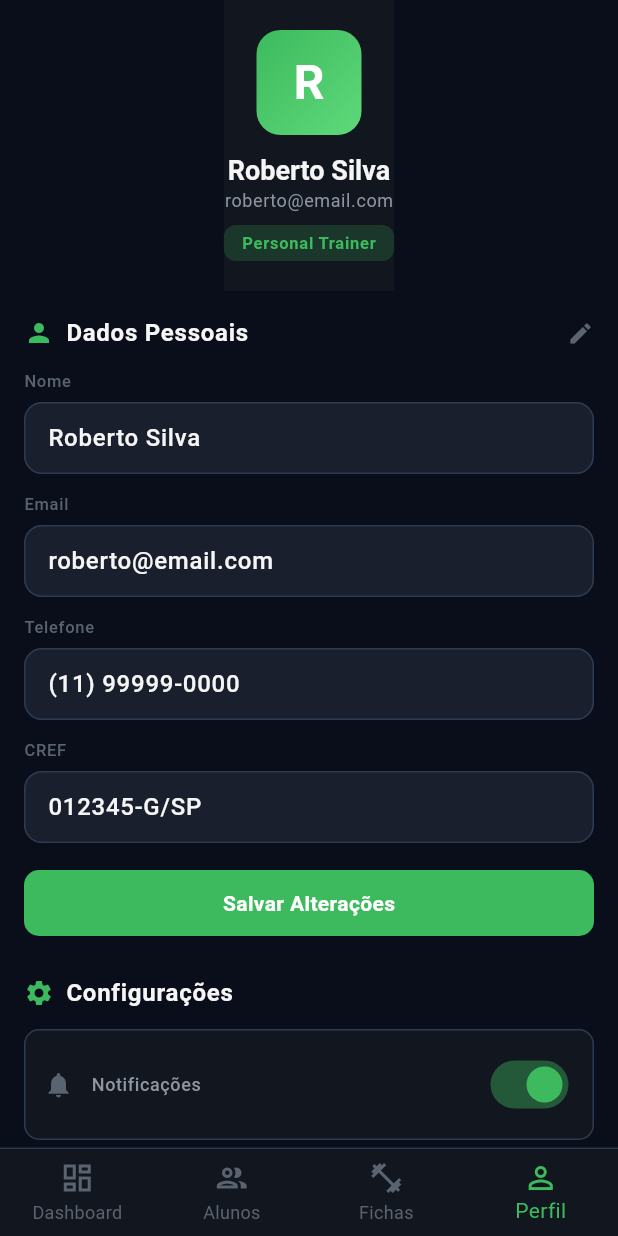
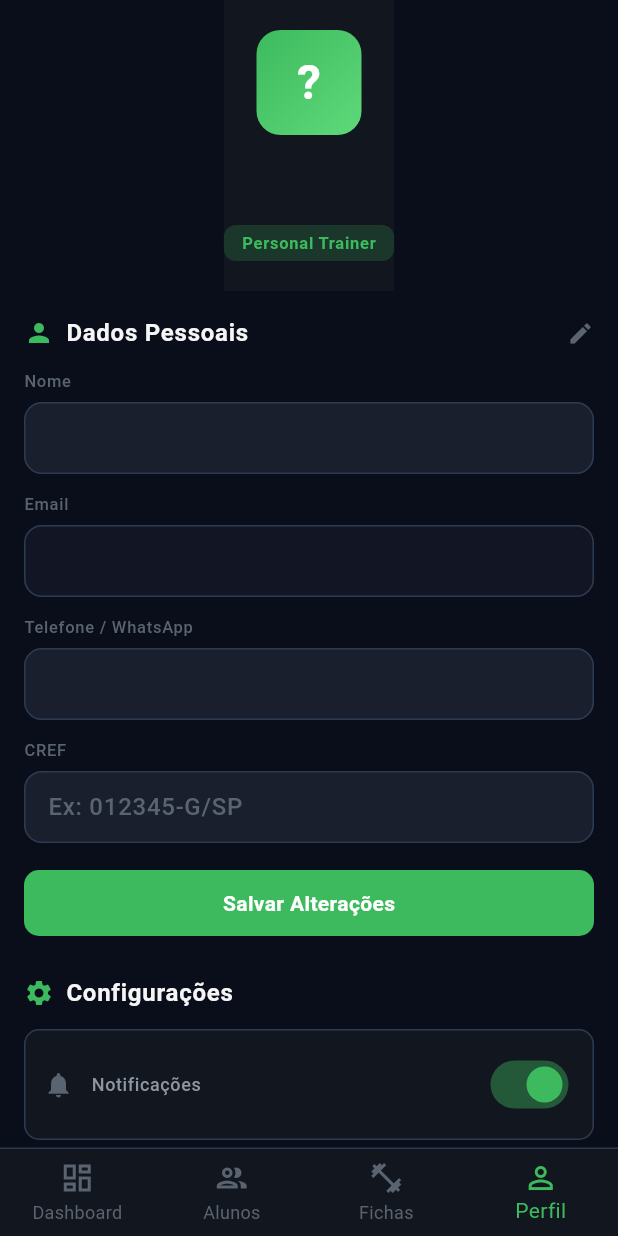
Before and after one commit to Davidsolli/desafio-final, a Flutter app: the TrainerProfile screen opened by its route, on a phone screen of 412 x 824 dp. Run offline on Flutter 3.47's test engine with Material 3 defaults, Android fonts, the phone set to English and light mode, and no system bars; our stand-ins replace animate_do, go_router, shared_preferences; accounts and stored records are empty.

Commit message:
fix(perfil): substituir dados mock por dados reais do AuthProvider no TrainerProfile
- Nome, email e inicial do avatar agora vêm do usuário autenticado

- Telefone/WhatsApp preenchido com user.phoneWhatsapp da API

- Logout agora chama authProvider.logout() antes de redirecionar

- Removida dependência de mock_data.dart (trainerFullName, trainerEmail, etc.)

```diff
--- a/frontend/lib/screens/trainer/trainer_profile.dart
+++ b/frontend/lib/screens/trainer/trainer_profile.dart
@@ -1,8 +1,9 @@
 import 'package:flutter/material.dart';
 import 'package:go_router/go_router.dart';
+import 'package:provider/provider.dart';
 import '../../theme/app_colors.dart';
 import '../../routes/app_routes.dart';
-import '../../models/mock_data.dart';
+import '../../providers/auth_provider.dart';
 
 class TrainerProfile extends StatefulWidget {
   const TrainerProfile({super.key});
@@ -12,12 +13,26 @@ class TrainerProfile extends StatefulWidget {
 }
 
 class _TrainerProfileState extends State<TrainerProfile> {
-  final _nameController = TextEditingController(text: trainerFullName);
-  final _emailController = TextEditingController(text: trainerEmail);
-  final _phoneController = TextEditingController(text: trainerPhone);
-  final _crefController = TextEditingController(text: trainerCREF);
+  late TextEditingController _nameController;
+  late TextEditingController _emailController;
+  late TextEditingController _phoneController;
+  final _crefController = TextEditingController();
   bool _notificationsEnabled = true;
   bool _darkModeEnabled = true;
+  bool _initialized = false;
+
+  @override
+  void didChangeDependencies() {
+    super.didChangeDependencies();
+    // Inicializa os controllers uma única vez com os dados reais do AuthProvider
+    if (!_initialized) {
+      final user = context.read<AuthProvider>().user;
+      _nameController = TextEditingController(text: user?.name ?? '');
+      _emailController = TextEditingController(text: user?.email ?? '');
+      _phoneController = TextEditingController(text: user?.phoneWhatsapp ?? '');
+      _initialized = true;
+    }
+  }
 
   @override
   void dispose() {
@@ -30,13 +45,17 @@ class _TrainerProfileState extends State<TrainerProfile> {
 
   @override
   Widget build(BuildContext context) {
+    return Consumer<AuthProvider>(
+      builder: (context, authProvider, _) {
+        final user = authProvider.user;
+
         return Scaffold(
           backgroundColor: AppColors.background,
           body: SafeArea(
             child: SingleChildScrollView(
               child: Column(
                 children: [
-              _buildHeader(),
+                  _buildHeader(user),
                   Padding(
                     padding: const EdgeInsets.symmetric(horizontal: 16, vertical: 16),
                     child: Column(
@@ -54,7 +73,11 @@ class _TrainerProfileState extends State<TrainerProfile> {
                               padding: const EdgeInsets.symmetric(vertical: 12),
                               shape: RoundedRectangleBorder(borderRadius: BorderRadius.circular(10)),
                             ),
-                        onPressed: () => context.go(AppRoutes.login),
+                            onPressed: () async {
+                              final router = GoRouter.of(context);
+                              await authProvider.logout();
+                              router.go(AppRoutes.login);
+                            },
                             child: Text('↩️ Sair da Conta',
                                 style: Theme.of(context).textTheme.bodyMedium?.copyWith(
                                     color: Colors.white, fontWeight: FontWeight.w600)),
@@ -70,9 +93,15 @@ class _TrainerProfileState extends State<TrainerProfile> {
           ),
           bottomNavigationBar: _buildBottomNav(),
         );
+      },
+    );
   }
 
-  Widget _buildHeader() {
+  Widget _buildHeader(AuthUser? user) {
+    final initial = (user?.name.isNotEmpty == true) ? user!.name[0].toUpperCase() : '?';
+    final name = user?.name ?? '';
+    final email = user?.email ?? '';
+
     return Container(
       color: AppColors.surface,
       padding: const EdgeInsets.symmetric(vertical: 20),
@@ -90,12 +119,15 @@ class _TrainerProfileState extends State<TrainerProfile> {
               borderRadius: BorderRadius.circular(16),
             ),
             child: Center(
-              child: Text('R', style: const TextStyle(fontSize: 32, fontWeight: FontWeight.bold, color: Colors.white)),
+              child: Text(initial,
+                  style: const TextStyle(fontSize: 32, fontWeight: FontWeight.bold, color: Colors.white)),
             ),
           ),
           const SizedBox(height: 12),
-          Text(trainerFullName, style: Theme.of(context).textTheme.headlineSmall?.copyWith(fontWeight: FontWeight.bold)),
-          Text(trainerEmail, style: Theme.of(context).textTheme.bodySmall?.copyWith(color: AppColors.textSecondary)),
+          Text(name,
+              style: Theme.of(context).textTheme.headlineSmall?.copyWith(fontWeight: FontWeight.bold)),
+          Text(email,
+              style: Theme.of(context).textTheme.bodySmall?.copyWith(color: AppColors.textSecondary)),
           const SizedBox(height: 8),
           Container(
             padding: const EdgeInsets.symmetric(horizontal: 12, vertical: 4),
@@ -123,20 +155,21 @@ class _TrainerProfileState extends State<TrainerProfile> {
               children: [
                 const Icon(Icons.person, color: AppColors.primary, size: 20),
                 const SizedBox(width: 8),
-                Text('Dados Pessoais', style: Theme.of(context).textTheme.bodyLarge?.copyWith(fontWeight: FontWeight.w600)),
+                Text('Dados Pessoais',
+                    style: Theme.of(context).textTheme.bodyLarge?.copyWith(fontWeight: FontWeight.w600)),
               ],
             ),
-            Icon(Icons.edit, color: AppColors.textMuted, size: 18),
+            const Icon(Icons.edit, color: AppColors.textMuted, size: 18),
           ],
         ),
         const SizedBox(height: 12),
         _buildTextField('Nome', _nameController),
         const SizedBox(height: 12),
-        _buildTextField('Email', _emailController),
+        _buildTextField('Email', _emailController, readOnly: true),
         const SizedBox(height: 12),
-        _buildTextField('Telefone', _phoneController),
+        _buildTextField('Telefone / WhatsApp', _phoneController),
         const SizedBox(height: 12),
-        _buildTextField('CREF', _crefController),
+        _buildTextField('CREF', _crefController, hint: 'Ex: 012345-G/SP'),
         const SizedBox(height: 16),
         SizedBox(
           width: double.infinity,
@@ -160,24 +193,33 @@ class _TrainerProfileState extends State<TrainerProfile> {
     );
   }
 
-  Widget _buildTextField(String label, TextEditingController controller) {
+  Widget _buildTextField(String label, TextEditingController controller,
+      {bool readOnly = false, String? hint}) {
     return Column(
       crossAxisAlignment: CrossAxisAlignment.start,
       children: [
-        Text(label, style: Theme.of(context).textTheme.labelSmall?.copyWith(color: AppColors.textMuted, fontWeight: FontWeight.w500)),
+        Text(label,
+            style: Theme.of(context)
+                .textTheme
+                .labelSmall
+                ?.copyWith(color: AppColors.textMuted, fontWeight: FontWeight.w500)),
         const SizedBox(height: 6),
         TextField(
           controller: controller,
+          readOnly: readOnly,
           decoration: InputDecoration(
+            hintText: hint,
             filled: true,
-            fillColor: AppColors.surfaceLight,
+            fillColor: readOnly ? AppColors.surfaceLight.withValues(alpha: 0.5) : AppColors.surfaceLight,
             border: OutlineInputBorder(
               borderRadius: BorderRadius.circular(10),
               borderSide: const BorderSide(color: AppColors.border),
             ),
             contentPadding: const EdgeInsets.symmetric(horizontal: 12, vertical: 12),
           ),
-          style: const TextStyle(color: AppColors.textPrimary),
+          style: TextStyle(
+            color: readOnly ? AppColors.textMuted : AppColors.textPrimary,
+          ),
         ),
       ],
     );
@@ -191,11 +233,35 @@ class _TrainerProfileState extends State<TrainerProfile> {
           children: [
             const Icon(Icons.settings, color: AppColors.primary, size: 20),
             const SizedBox(width: 8),
-            Text('Configurações', style: Theme.of(context).textTheme.bodyLarge?.copyWith(fontWeight: FontWeight.w600)),
+            Text('Configurações',
+                style: Theme.of(context).textTheme.bodyLarge?.copyWith(fontWeight: FontWeight.w600)),
           ],
         ),
         const SizedBox(height: 12),
-        Container(
+        _buildToggleRow(
+          icon: Icons.notifications,
+          label: 'Notificações',
+          value: _notificationsEnabled,
+          onChanged: (v) => setState(() => _notificationsEnabled = v),
+        ),
+        const SizedBox(height: 8),
+        _buildToggleRow(
+          icon: Icons.dark_mode,
+          label: 'Modo Escuro',
+          value: _darkModeEnabled,
+          onChanged: (v) => setState(() => _darkModeEnabled = v),
+        ),
+      ],
+    );
+  }
+
+  Widget _buildToggleRow({
+    required IconData icon,
+    required String label,
+    required bool value,
+    required ValueChanged<bool> onChanged,
+  }) {
+    return Container(
       padding: const EdgeInsets.symmetric(horizontal: 12, vertical: 12),
       decoration: BoxDecoration(
         color: AppColors.surface,
@@ -207,48 +273,20 @@ class _TrainerProfileState extends State<TrainerProfile> {
         children: [
           Row(
             children: [
-                  const Icon(Icons.notifications, color: AppColors.textMuted, size: 20),
+              Icon(icon, color: AppColors.textMuted, size: 20),
               const SizedBox(width: 12),
-                  Text('Notificações', style: Theme.of(context).textTheme.bodySmall?.copyWith(fontWeight: FontWeight.w500)),
+              Text(label,
+                  style: Theme.of(context).textTheme.bodySmall?.copyWith(fontWeight: FontWeight.w500)),
             ],
           ),
           Switch(
-                value: _notificationsEnabled,
-                onChanged: (value) => setState(() => _notificationsEnabled = value),
+            value: value,
+            onChanged: onChanged,
             activeThumbColor: AppColors.primary,
             activeTrackColor: AppColors.primary.withValues(alpha: 0.4),
           ),
         ],
       ),
-        ),
-        const SizedBox(height: 8),
-        Container(
-          padding: const EdgeInsets.symmetric(horizontal: 12, vertical: 12),
-          decoration: BoxDecoration(
-            color: AppColors.surface,
-            border: Border.all(color: AppColors.border, width: 1),
-            borderRadius: BorderRadius.circular(10),
-          ),
-          child: Row(
-            mainAxisAlignment: MainAxisAlignment.spaceBetween,
-            children: [
-              Row(
-                children: [
-                  const Icon(Icons.dark_mode, color: AppColors.textMuted, size: 20),
-                  const SizedBox(width: 12),
-                  Text('Modo Escuro', style: Theme.of(context).textTheme.bodySmall?.copyWith(fontWeight: FontWeight.w500)),
-                ],
-              ),
-              Switch(
-                value: _darkModeEnabled,
-                onChanged: (value) => setState(() => _darkModeEnabled = value),
-                activeThumbColor: AppColors.primary,
-                activeTrackColor: AppColors.primary.withValues(alpha: 0.4),
-              ),
-            ],
-          ),
-        ),
-      ],
     );
   }
 
```
Lines whose indentation alone changed are shown as unchanged.
